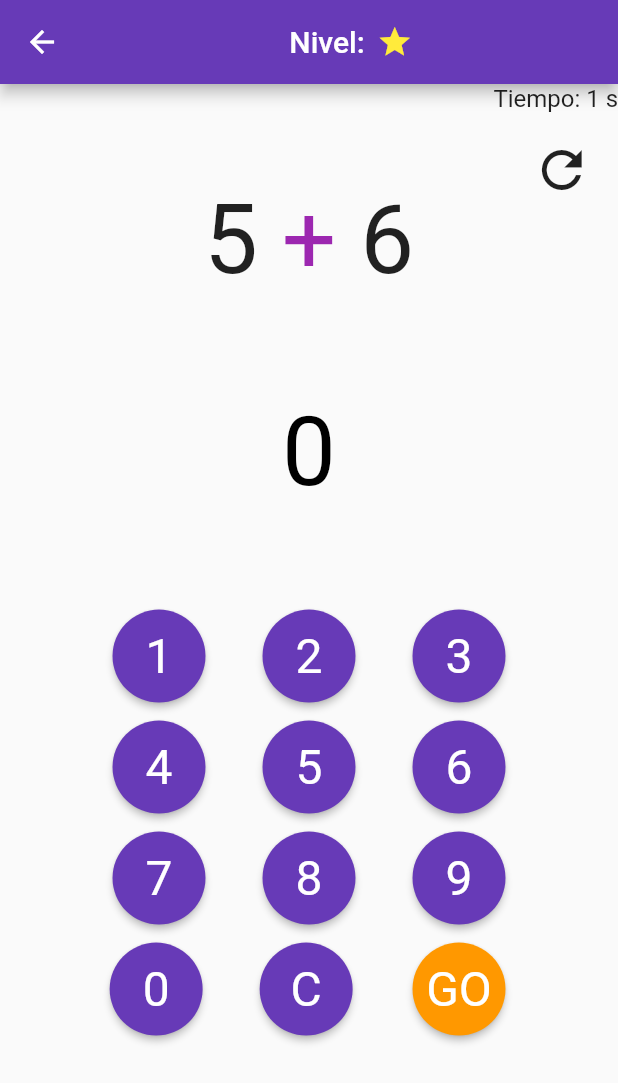
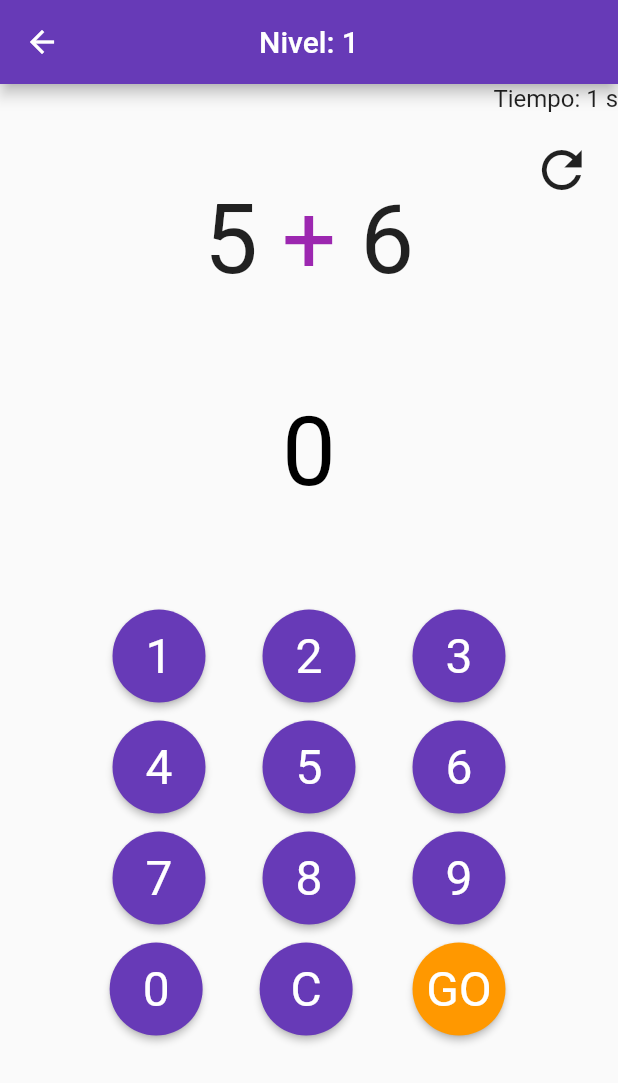
Before and after one commit to leovergaramarq/uninorte-mobile-class-project, a Flutter app: the HomePage screen opened directly, after a tap on "Start quest!", on a phone screen of 412 x 824 dp. Shown: the top 1083 px of the screen. Run offline on Flutter 3.47's test engine with Material 2 defaults, Android fonts, the light colour scheme and no system bars; our stand-ins replace get, loggy.

Commit message:
create custom appbar

```diff
--- a/lib/ui/controller/question_controller.dart
+++ b/lib/ui/controller/question_controller.dart
@@ -134,10 +134,10 @@ class QuestionController extends GetxController {
         userEmail: session.userEmail,
         seconds: seconds);
 
+    _session.value.answers.add(newAnswer);
+
     _level.value = _questionUseCase.getNewLevel(session, level);
     print('newLevel $level');
-
-    _session.value.answers.add(newAnswer);
 
     return newAnswer;
   }
--- a/lib/ui/pages/auth/login_page.dart
+++ b/lib/ui/pages/auth/login_page.dart
@@ -3,6 +3,7 @@ import 'package:get/get.dart';
 
 import 'package:uninorte_mobile_class_project/ui/pages/content/home.dart';
 import 'package:uninorte_mobile_class_project/ui/pages/auth/signup_page.dart';
+import 'package:uninorte_mobile_class_project/ui/pages/auth/first_page.dart';
 
 import 'package:uninorte_mobile_class_project/ui/controller/auth_controller.dart';
 import 'package:uninorte_mobile_class_project/ui/controller/user_controller.dart';
@@ -118,8 +119,12 @@ class _LoginPageState extends State<LoginPage> with WidgetsBindingObserver {
     }
   }
 
-  @override
-  Widget build(BuildContext context) {
+  void onGoBack() {
+    Get.off(const FirstPage(
+      key: const Key('FirstPage'),
+    ));
+  }
+
   void onContinueAsGuest() {
     _authController.continueAsGuest();
     if (_authController.isGuest) {
@@ -129,10 +134,13 @@ class _LoginPageState extends State<LoginPage> with WidgetsBindingObserver {
     }
   }
 
+  @override
+  Widget build(BuildContext context) {
     return Scaffold(
         key: _scaffoldKey,
         resizeToAvoidBottomInset: false,
-        body: Stack(
+        body: SafeArea(
+          child: Stack(
             children: [
               Image.asset(
                 'assets/Seconbg.png', // Reemplaza con la ruta de tu imagen de fondo
@@ -235,7 +243,12 @@ class _LoginPageState extends State<LoginPage> with WidgetsBindingObserver {
                   ),
                 ),
               ),
+              IconButton(
+                  key: const Key('ButtonLoginGoBack'),
+                  onPressed: onGoBack,
+                  icon: const Icon(Icons.arrow_back))
             ],
+          ),
         ));
   }
 }
--- a/lib/ui/pages/auth/signup_page.dart
+++ b/lib/ui/pages/auth/signup_page.dart
@@ -4,6 +4,7 @@ import 'package:intl/intl.dart';
 
 import 'package:uninorte_mobile_class_project/ui/pages/content/home.dart';
 import 'package:uninorte_mobile_class_project/ui/pages/auth/login_page.dart';
+import 'package:uninorte_mobile_class_project/ui/pages/auth/first_page.dart';
 
 import 'package:uninorte_mobile_class_project/ui/controller/auth_controller.dart';
 import 'package:uninorte_mobile_class_project/ui/controller/user_controller.dart';
@@ -158,12 +159,19 @@ class _SignUpPageState extends State<SignUpPage> with WidgetsBindingObserver {
     }
   }
 
+  void onGoBack() {
+    Get.off(const FirstPage(
+      key: const Key('FirstPage'),
+    ));
+  }
+
   @override
   Widget build(BuildContext context) {
     return Scaffold(
         key: _scaffoldKey,
         resizeToAvoidBottomInset: false,
-        body: Stack(children: [
+        body: SafeArea(
+          child: Stack(children: [
             // Capa 1: Imagen de fondo
             Image.asset(
               'assets/Seconbg.png', // Reemplaza con la ruta de tu imagen de fondo
@@ -227,7 +235,8 @@ class _SignUpPageState extends State<SignUpPage> with WidgetsBindingObserver {
                       TextFormField(
                         key: const Key('TextFormFieldSignUpPassword'),
                         controller: _passwordController,
-                      decoration: const InputDecoration(labelText: "Password"),
+                        decoration:
+                            const InputDecoration(labelText: "Password"),
                         // keyboardType: TextInputType.number,
                         obscureText: true,
                         validator: (value) {
@@ -327,6 +336,11 @@ class _SignUpPageState extends State<SignUpPage> with WidgetsBindingObserver {
                 ),
               ),
             ),
-        ]));
+            IconButton(
+                key: const Key('ButtonSignUpGoBack'),
+                onPressed: onGoBack,
+                icon: const Icon(Icons.arrow_back))
+          ]),
+        ));
   }
 }
--- a/lib/ui/pages/content/home.dart
+++ b/lib/ui/pages/content/home.dart
@@ -3,6 +3,7 @@ import 'package:get/get.dart';
 
 import 'package:uninorte_mobile_class_project/ui/pages/auth/login_page.dart';
 import 'package:uninorte_mobile_class_project/ui/pages/content/quest_page.dart';
+import 'package:uninorte_mobile_class_project/ui/widgets/app_bar_widget.dart';
 
 import 'package:uninorte_mobile_class_project/ui/widgets/level_stars_widget.dart';
 
@@ -25,15 +26,8 @@ class HomePage extends StatelessWidget {
   @override
   Widget build(BuildContext context) {
     return Scaffold(
-      appBar: AppBar(
-        title: const Text("Suma Pop"),
-        actions: [
-          IconButton(
-              key: const Key('ButtonHomeLogOff'),
-              onPressed: onLogout,
-              icon: const Icon(Icons.logout))
-        ],
-      ),
+      appBar:
+          AppBarWidget(text: 'Home', logoutButton: true, onLogout: onLogout),
       body: Column(
         children: [
           Row(
@@ -58,6 +52,27 @@ class HomePage extends StatelessWidget {
         ],
         mainAxisAlignment: MainAxisAlignment.center,
       ),
+      bottomNavigationBar: BottomNavigationBar(
+        currentIndex: 0, // Set the initial selected index
+        items: [
+          BottomNavigationBarItem(
+            icon: Icon(Icons.home),
+            label: 'Home',
+          ),
+          BottomNavigationBarItem(
+            icon: Icon(Icons.search),
+            label: 'Search',
+          ),
+          BottomNavigationBarItem(
+            icon: Icon(Icons.person),
+            label: 'Profile',
+          ),
+        ],
+        selectedItemColor: Colors.blue,
+        onTap: (int index) {
+          // Handle navigation here
+        },
+      ),
     );
   }
 }
--- a/lib/ui/pages/content/quest_page.dart
+++ b/lib/ui/pages/content/quest_page.dart
@@ -4,6 +4,7 @@ import 'package:flutter/material.dart';
 import 'package:get/get.dart';
 
 import 'package:uninorte_mobile_class_project/ui/widgets/answer_widget.dart';
+import 'package:uninorte_mobile_class_project/ui/widgets/app_bar_widget.dart';
 import 'package:uninorte_mobile_class_project/ui/widgets/question_widget.dart';
 import 'package:uninorte_mobile_class_project/ui/widgets/numpad_widget.dart';
 import 'package:uninorte_mobile_class_project/ui/widgets/level_stars_widget.dart';
@@ -175,15 +176,20 @@ class _QuestPageState extends State<QuestPage> with WidgetsBindingObserver {
   Widget build(BuildContext context) {
     return Scaffold(
       key: _scaffoldKey,
-      appBar: AppBar(
-        title: Row(
-          mainAxisAlignment: MainAxisAlignment.center,
-          children: [
-            Text('Nivel:'),
-            SizedBox(width: 8),
-            Obx(() => LevelStarsWidget(level: _questionController.level)),
-          ],
-        ),
+      // appBar: AppBarWidget(
+      //   title: Row(
+      //     mainAxisAlignment: MainAxisAlignment.center,
+      //     children: [
+      //       Text('Nivel:'),
+      //       SizedBox(width: 8),
+      //       Obx(() => LevelStarsWidget(level: _questionController.level)),
+      //     ],
+      //   ),
+      // ),
+      appBar: AppBarWidget(
+        text: 'Nivel: ${_questionController.level}',
+        backButton: true,
+        logoutButton: false,
       ),
       body: Stack(
         children: [
--- /dev/null
+++ b/lib/ui/widgets/app_bar_widget.dart
@@ -0,0 +1,35 @@
+import 'package:flutter/material.dart';
+
+class AppBarWidget extends StatelessWidget implements PreferredSizeWidget {
+  AppBarWidget(
+      {Key? key,
+      this.text = '',
+      this.backButton = false,
+      this.logoutButton = false,
+      this.onLogout})
+      : super(key: key);
+
+  final String text;
+  final bool backButton;
+  final bool logoutButton;
+  final void Function()? onLogout;
+
+  @override
+  Widget build(BuildContext context) {
+    return AppBar(
+      title: Text(text),
+      centerTitle: true,
+      actions: [
+        if (logoutButton)
+          IconButton(
+              key: const Key('ButtonHomeLogOff'),
+              onPressed: onLogout,
+              icon: const Icon(Icons.logout))
+      ],
+      automaticallyImplyLeading: backButton,
+    );
+  }
+
+  @override
+  Size get preferredSize => Size.fromHeight(kToolbarHeight);
+}
--- a/pubspec.yaml
+++ b/pubspec.yaml
@@ -66,6 +66,11 @@ flutter:
     - assets/2.png
     - assets/First.png
     - assets/Seconbg.png
+    - assets/img/exercise.png
+    - assets/img/exercise_bg.png
+    - assets/img/random_art.png
+    - assets/img/profile_photo_1.jpg
+    - assets/img/profile_photo_2.jpg
 
   # An image asset can refer to one or more resolution-specific "variants", see
   # https://flutter.dev/assets-and-images/#resolution-aware
```
Also changed, not shown: assets/img/exercise.png (added), assets/img/exercise_bg.png (added), assets/img/profile_photo_2.jpg (added), assets/img/random_art.png (added). Lines whose indentation alone changed are shown as unchanged.
